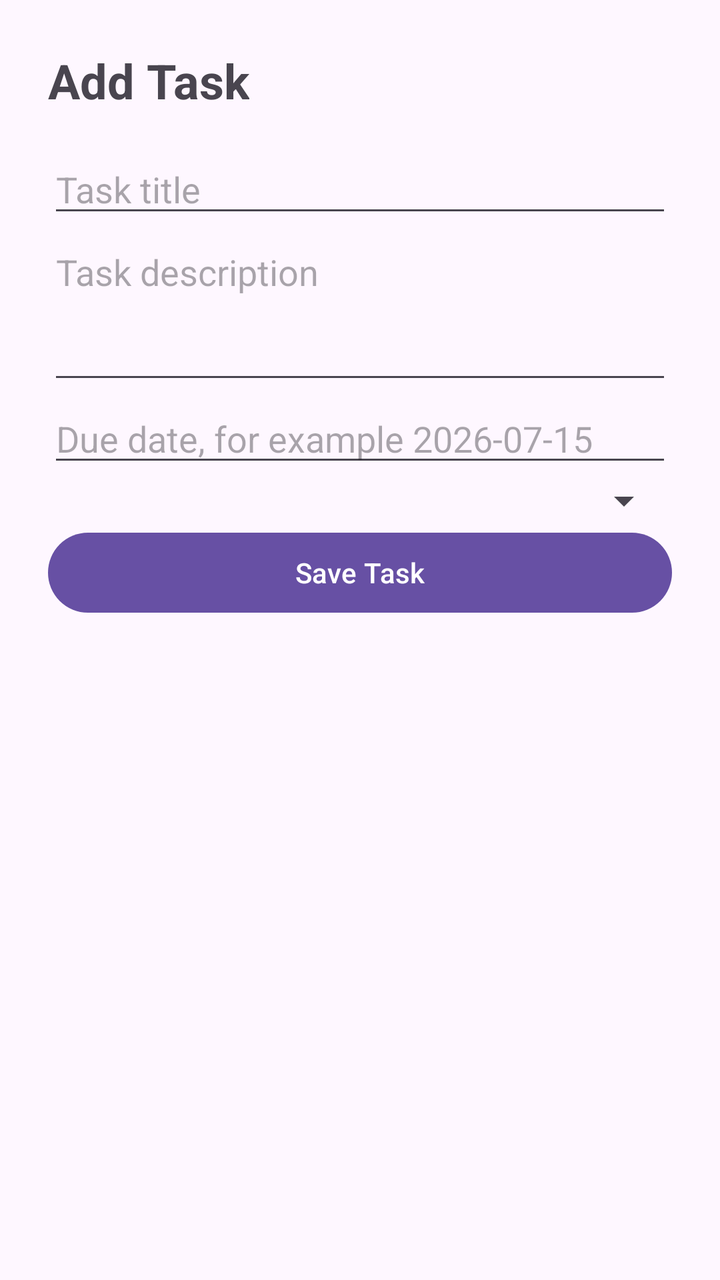
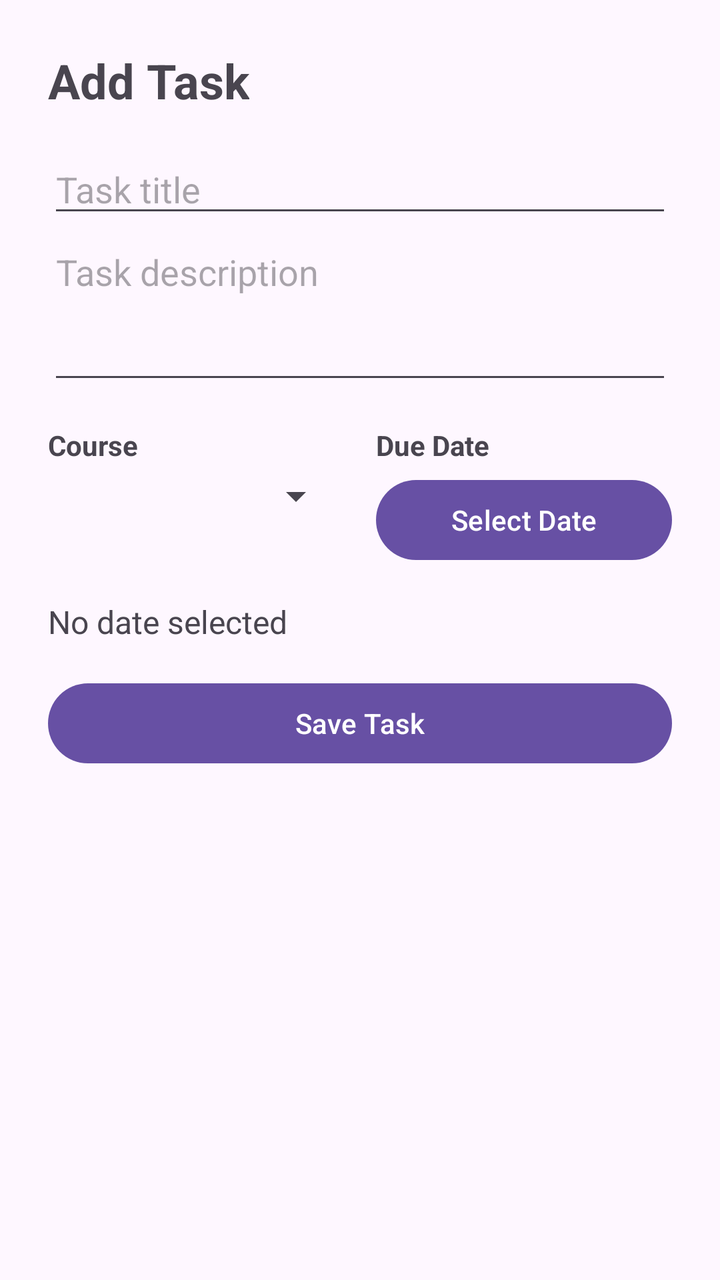

Screens rendered from an Android XML layout before and after an edit, with the pre-edit source and the edit as a unified diff.
<!-- AndroidManifest.xml: application theme Theme.DayPlan -->
<!-- res/layout/activity_add_task.xml -->
<?xml version="1.0" encoding="utf-8"?>
<ScrollView 
    xmlns:android="http://schemas.android.com/apk/res/android"
    android:layout_width="match_parent"
    android:layout_height="match_parent">

    <LinearLayout
        android:layout_width="match_parent"
        android:layout_height="wrap_content"
        android:orientation="vertical"
        android:padding="24dp">

        <TextView
            android:layout_width="wrap_content"
            android:layout_height="wrap_content"
            android:layout_marginBottom="16dp"
            android:text="Add Task"
            android:textSize="24sp"
            android:textStyle="bold" />

        <EditText
            android:id="@+id/taskTitleInput"
            android:layout_width="match_parent"
            android:layout_height="wrap_content"
            android:hint="Task title" />

        <EditText
            android:id="@+id/taskDescriptionInput"
            android:layout_width="match_parent"
            android:layout_height="wrap_content"
            android:gravity="top"
            android:hint="Task description"
            android:minLines="3" />

        <EditText
            android:id="@+id/dueDateInput"
            android:layout_width="match_parent"
            android:layout_height="wrap_content"
            android:hint="Due date, for example 2026-07-15"
            android:inputType="date" />

        <Spinner
            android:id="@+id/courseSpinner"
            android:layout_width="match_parent"
            android:layout_height="wrap_content" />

        <Button
            android:id="@+id/saveTaskButton"
            android:layout_width="match_parent"
            android:layout_height="wrap_content"
            android:text="Save Task" />

    </LinearLayout>
</ScrollView>
<!-- resources referenced by this layout -->
<resources>
  <style name="Theme.DayPlan" parent="Base.Theme.DayPlan" />
  <style name="Base.Theme.DayPlan" parent="Theme.Material3.DayNight.NoActionBar">
          
          
      </style>
</resources>

<!-- the commit's change to res/layout/activity_add_task.xml (unified diff, before → after) -->
@@ -32,17 +32,65 @@
             android:hint="Task description"
             android:minLines="3" />
 
-        <EditText
-            android:id="@+id/dueDateInput"
+        <LinearLayout
             android:layout_width="match_parent"
             android:layout_height="wrap_content"
-            android:hint="Due date, for example 2026-07-15"
-            android:inputType="date" />
+            android:orientation="horizontal"
+            android:layout_marginTop="16dp"
+            android:layout_marginBottom="16dp">
 
-        <Spinner
-            android:id="@+id/courseSpinner"
+            <LinearLayout
+                android:layout_width="0dp"
+                android:layout_height="wrap_content"
+                android:layout_weight="1"
+                android:orientation="vertical"
+                android:layout_marginEnd="8dp">
+
+                <TextView
+                    android:layout_width="wrap_content"
+                    android:layout_height="wrap_content"
+                    android:text="Course"
+                    android:textStyle="bold"
+                    android:layout_marginBottom="4dp" />
+
+                <Spinner
+                    android:id="@+id/courseSpinner"
+                    android:layout_width="match_parent"
+                    android:layout_height="wrap_content" />
+
+            </LinearLayout>
+
+            <LinearLayout
+                android:layout_width="0dp"
+                android:layout_height="wrap_content"
+                android:layout_weight="1"
+                android:orientation="vertical"
+                android:layout_marginStart="8dp">
+
+                <TextView
+                    android:layout_width="wrap_content"
+                    android:layout_height="wrap_content"
+                    android:text="Due Date"
+                    android:textStyle="bold"
+                    android:layout_marginBottom="4dp" />
+
+                <Button
+                    android:id="@+id/selectDateButton"
+                    android:layout_width="match_parent"
+                    android:layout_height="wrap_content"
+                    android:text="Select Date" />
+
+            </LinearLayout>
+
+        </LinearLayout>
+
+        <TextView
+            android:id="@+id/selectedDateTextView"
             android:layout_width="match_parent"
-            android:layout_height="wrap_content" />
+            android:layout_height="wrap_content"
+            android:text="No date selected"
+            android:textSize="16sp"
+            android:layout_marginBottom="16dp" />
 
         <Button
             android:id="@+id/saveTaskButton"
